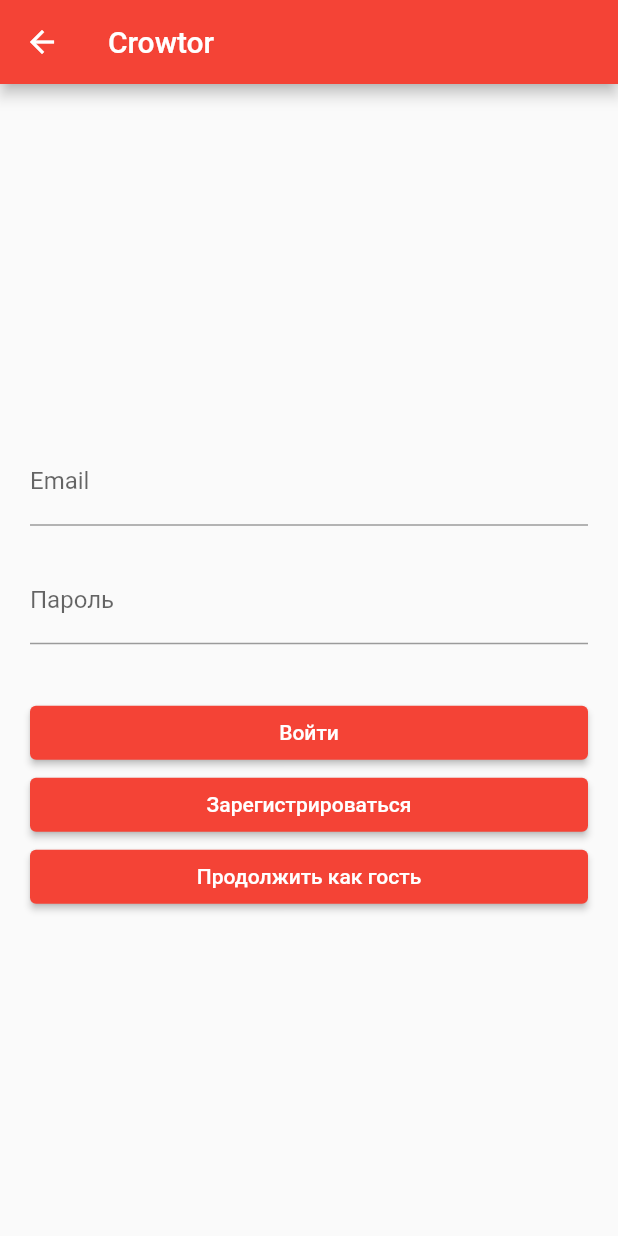
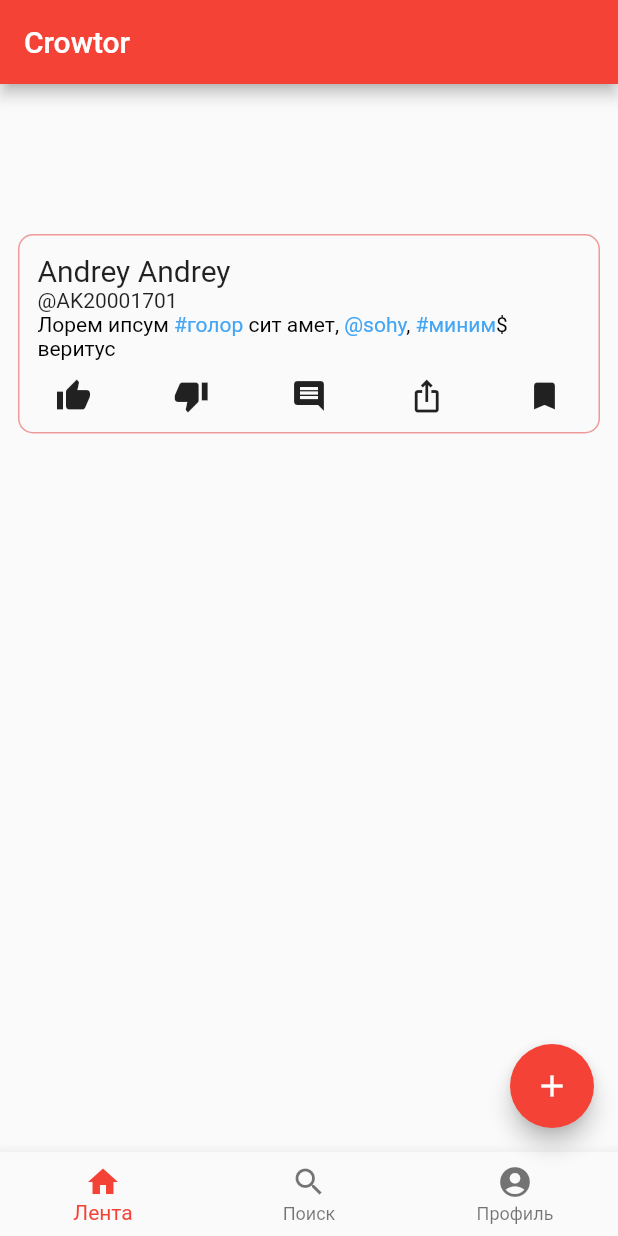
Before and after one commit to andrey-solovyev/crowtor, a Flutter app: the LoginScreen screen opened by its route, after a tap on "Продолжить как гость", on a phone screen of 412 x 824 dp. Run offline on Flutter 3.47's test engine with Material 2 defaults, Android fonts, the phone set to English and light mode, and no system bars.

```diff
--- /dev/null
+++ b/frontend/lib/components/MyText.dart
@@ -0,0 +1,69 @@
+import 'package:flutter/gestures.dart';
+import 'package:flutter/material.dart';
+
+class MyText extends StatefulWidget {
+  const MyText({Key key, this.text}) : super(key: key);
+  final String text;
+
+  @override
+  _TweetTextState createState() => _TweetTextState();
+}
+
+class _TweetTextState extends State<MyText> {
+  void open(String text){
+    if (text[0] == "#"){
+      print("Open tag >>> " + text);
+    }
+
+    if (text[0] == "@") {
+      print("Open person >>> " + text);
+    }
+  }
+
+  @override
+  Widget build(BuildContext context) {
+    if (widget.text == null || widget.text.isEmpty) {
+      return Text("");
+    }
+
+    List<TextSpan> spans = [];
+
+    var splitText = widget.text.split(" ");
+    for (String str in splitText) {
+      String firstChar = str[0];
+      String lastChar = str[str.length - 1];
+      bool lastDeleted = false;
+
+      if (".,!?<>{}&*)\$".contains(lastChar)){
+        str = str.replaceAll(lastChar, "");
+        lastDeleted = true;
+      }
+
+      if (firstChar == "#" || firstChar == "@") {
+        spans.add(TextSpan(
+            text: str,
+            style: TextStyle(color: Colors.blue[400]),
+            recognizer: TapGestureRecognizer()
+              ..onTap = () {
+                open(str);
+              }
+              ));
+      } else {
+        spans.add(TextSpan(text: str));
+      }
+      if (lastDeleted){
+        spans.add(TextSpan(text: lastChar + " "));
+      } else {
+        spans.add(TextSpan(text: " "));
+      }
+    }
+
+    return RichText(
+      text: TextSpan(
+        text: "",
+        style: TextStyle(color: Colors.black),
+        children: spans,
+      ),
+    );
+  }
+}
--- /dev/null
+++ b/frontend/lib/components/feed.dart
@@ -0,0 +1,24 @@
+import 'package:crowtor/components/tweet.dart';
+import 'package:flutter/cupertino.dart';
+
+class Feed extends StatefulWidget{
+  const Feed({Key key}) : super(key: key);
+  @override
+  _FeedState createState() => _FeedState();
+}
+
+class _FeedState extends State<Feed> {
+  @override
+  Widget build(BuildContext context) {
+    return ListView(
+      shrinkWrap: true,
+      children: [
+        SizedBox(height: 100,),
+        Tweet(),
+        // Tweet(),
+        // Tweet(),
+        // Tweet(),
+      ],
+    );
+  }
+}
--- /dev/null
+++ b/frontend/lib/components/tweet.dart
@@ -0,0 +1,66 @@
+import 'package:flutter/material.dart';
+
+import 'MyText.dart';
+
+class Tweet extends StatefulWidget {
+  @override
+  _TweetState createState() => _TweetState();
+}
+
+class _TweetState extends State<Tweet> {
+  @override
+  Widget build(BuildContext context) {
+    return Container(
+        margin: EdgeInsets.fromLTRB(12.0, 0, 12.0, 0),
+        padding: EdgeInsets.fromLTRB(12.0, 12, 12.0, 0),
+        decoration: BoxDecoration(
+          border: Border.all(
+            color: Colors.red[200],
+          ),
+          borderRadius: BorderRadius.circular(10.0),
+        ),
+        child: Column(
+          crossAxisAlignment: CrossAxisAlignment.start,
+          children: [
+            Text("Andrey Andrey", style: TextStyle(fontSize: 20),),
+            Text("@AK20001701"),
+            MyText(text: "Лорем ипсум #голор сит амет, @sohy, #миним\$ веритус",),
+            Row(
+              mainAxisAlignment: MainAxisAlignment.spaceBetween,
+              children: [
+                IconButton(
+                  icon: Icon(Icons.thumb_up),
+                  onPressed: () {
+                    print("press");
+                  },
+                ),
+                IconButton(
+                  icon: Icon(Icons.thumb_down),
+                  onPressed: () {
+                    print("press");
+                  },
+                ),
+                IconButton(
+                  icon: Icon(Icons.comment),
+                  onPressed: () {
+                    print("press");
+                  },
+                ),
+                IconButton(
+                  icon: Icon(Icons.ios_share),
+                  onPressed: () {
+                    print("press");
+                  },
+                ),
+                IconButton(
+                  icon: Icon(Icons.bookmark),
+                  onPressed: () {
+                    print("press");
+                  },
+                ),
+              ],
+            )
+          ],
+        ));
+  }
+}
--- a/frontend/lib/main.dart
+++ b/frontend/lib/main.dart
@@ -1,3 +1,4 @@
+import 'package:crowtor/screens/home.dart';
 import 'package:crowtor/screens/loginScreen.dart';
 import 'package:crowtor/screens/registrationScreen.dart';
 import 'package:crowtor/screens/startScreen.dart';
@@ -22,6 +23,7 @@ class MyApp extends StatelessWidget {
         '/': (context) => MyHomePage(title: 'Crowtor'),
         '/login': (context) => LoginScreen(),
         '/registration': (context) => RegistrationScreen(),
+        '/feed': (context) => Home(),
       },
     );
   }
--- /dev/null
+++ b/frontend/lib/screens/home.dart
@@ -0,0 +1,62 @@
+import 'package:crowtor/components/feed.dart';
+import 'package:crowtor/screens/registrationScreen.dart';
+import 'package:flutter/material.dart';
+
+import 'loginScreen.dart';
+
+class Home extends StatefulWidget {
+  @override
+  _HomeState createState() => _HomeState();
+}
+
+class _HomeState extends State<Home> {
+
+  int _selectedIndex = 0;
+  static const TextStyle optionStyle =
+  TextStyle(fontSize: 30, fontWeight: FontWeight.bold);
+  static const List<Widget> _widgetOptions = <Widget>[
+    Feed(),
+    RegistrationScreen(),
+    RegistrationScreen(),
+  ];
+
+  void _onItemTapped(int index) {
+    setState(() {
+      _selectedIndex = index;
+    });
+  }
+
+  @override
+  Widget build(BuildContext context) {
+    return Scaffold(
+      appBar: AppBar(
+        title: Text("Crowtor"),
+      ),
+      body: _widgetOptions.elementAt(_selectedIndex),
+      floatingActionButton: FloatingActionButton(
+        onPressed: () => null,
+        tooltip: 'Increment',
+        child: Icon(Icons.add),
+      ),
+      bottomNavigationBar: BottomNavigationBar(
+        items: const <BottomNavigationBarItem>[
+          BottomNavigationBarItem(
+            icon: Icon(Icons.home),
+            label: 'Лента',
+          ),
+          BottomNavigationBarItem(
+            icon: Icon(Icons.search),
+            label: 'Поиск',
+          ),
+          BottomNavigationBarItem(
+            icon: Icon(Icons.account_circle),
+            label: 'Профиль',
+          ),
+        ],
+        currentIndex: _selectedIndex,
+        selectedItemColor: Colors.red,
+        onTap: _onItemTapped,
+      ),
+    );
+  }
+}
--- a/frontend/lib/screens/loginScreen.dart
+++ b/frontend/lib/screens/loginScreen.dart
@@ -150,7 +150,7 @@ class _LoginScreenState extends State<LoginScreen> {
                   width: double.infinity,
                   child: ElevatedButton(
                     child: Text("Продолжить как гость"),
-                    onPressed: () => null,
+                    onPressed: () => Navigator.pushNamedAndRemoveUntil(context, '/feed', (route) => false),
                     style: ElevatedButton.styleFrom(),
                   )),
               padding: EdgeInsets.fromLTRB(20, 0, 20, 0),
--- a/frontend/lib/screens/registrationScreen.dart
+++ b/frontend/lib/screens/registrationScreen.dart
@@ -5,6 +5,7 @@ import 'package:flutter/material.dart';
 import 'package:flutter/widgets.dart';
 
 class RegistrationScreen extends StatefulWidget {
+  const RegistrationScreen({Key key}) : super(key: key);
   @override
   _RegistrationScreenState createState() => _RegistrationScreenState();
 }
```
Also changed, not shown: frontend/lib/components/profile.dart (added), frontend/lib/components/search.dart (added), frontend/lib/screens/feed.dart (deleted).
